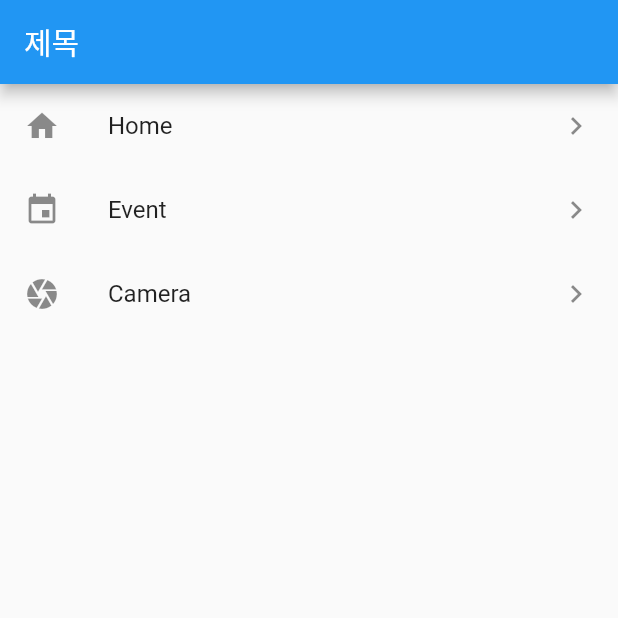
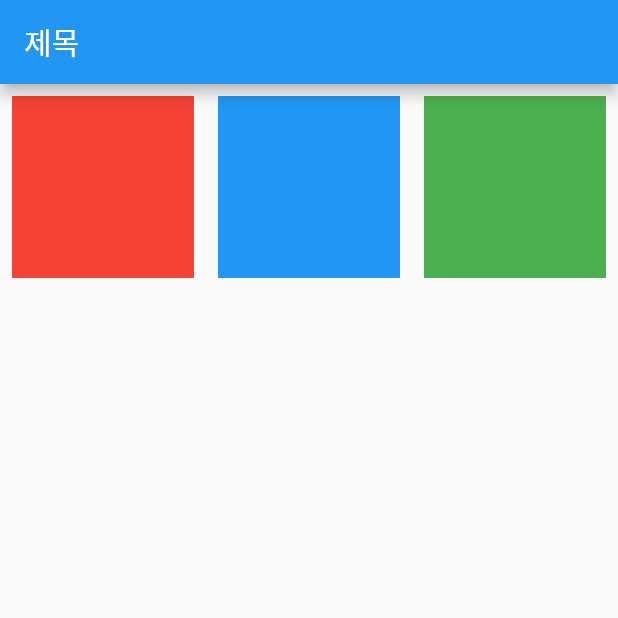
Before and after one commit to sekisuri/Flutter-Example, a Flutter app: the screen it shows after launch, on a phone screen of 412 x 824 dp, the top half of it. Run offline on Flutter 3.47's test engine with Material 2 defaults, Android fonts, the phone set to English and light mode, and no system bars.

Commit message:
4.2.7 GridView

```diff
--- a/lib/main.dart
+++ b/lib/main.dart
@@ -28,26 +28,29 @@ class HomeScreen extends StatelessWidget {
       appBar: AppBar(
         title:  Text('제목'),
       ),
-      body: ListView(
-        scrollDirection: Axis.vertical,
+      body: GridView.count(
+        crossAxisCount: 3,
         children: <Widget>[
-          ListTile(
-            leading: Icon(Icons.home),
-            title: Text('Home'),
-            trailing: Icon(Icons.navigate_next),
-            onTap: (){},
+          Container(
+            color: Colors.red,
+            width: 100,
+            height: 100,
+            padding: const EdgeInsets.all(8.0),
+            margin: const EdgeInsets.all(8.0),
           ),
-          ListTile(
-            leading: Icon(Icons.event),
-            title: Text('Event'),
-            trailing: Icon(Icons.navigate_next),
-            onTap: (){},
+          Container(
+            color: Colors.blue,
+            width: 100,
+            height: 100,
+            padding: const EdgeInsets.all(8.0),
+            margin: const EdgeInsets.all(8.0),
           ),
-          ListTile(
-            leading: Icon(Icons.camera),
-            title: Text('Camera'),
-            trailing: Icon(Icons.navigate_next),
-            onTap: (){},
+          Container(
+            color: Colors.green,
+            width: 100,
+            height: 100,
+            padding: const EdgeInsets.all(8.0),
+            margin: const EdgeInsets.all(8.0),
           ),
         ],
       ),
```
